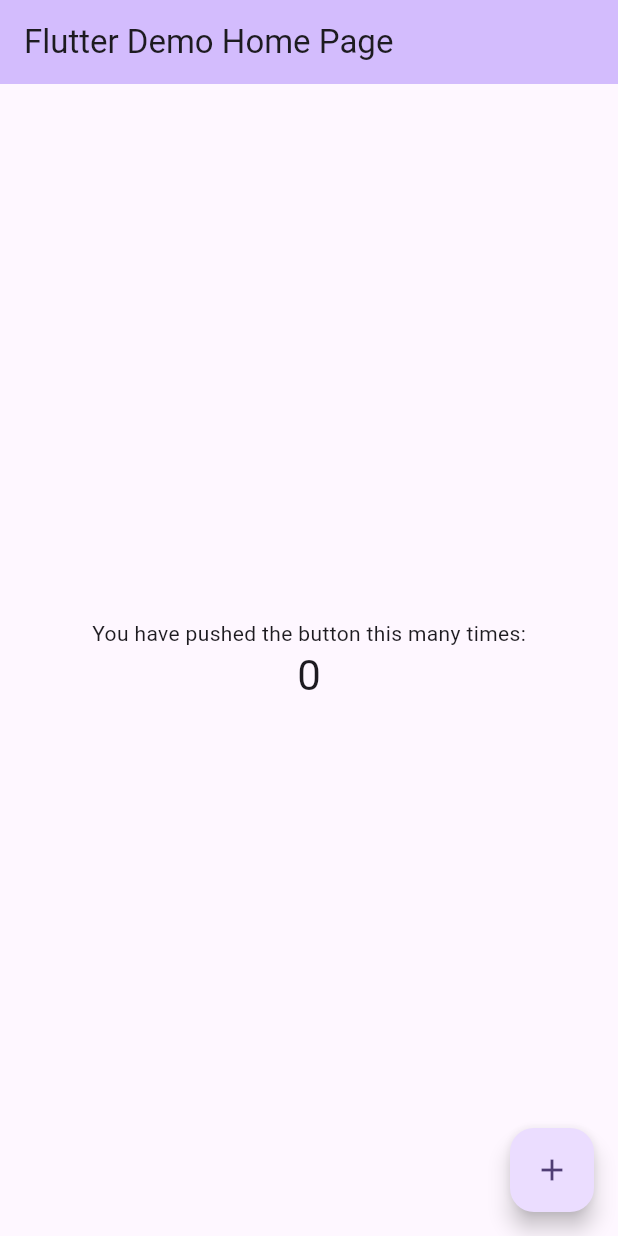
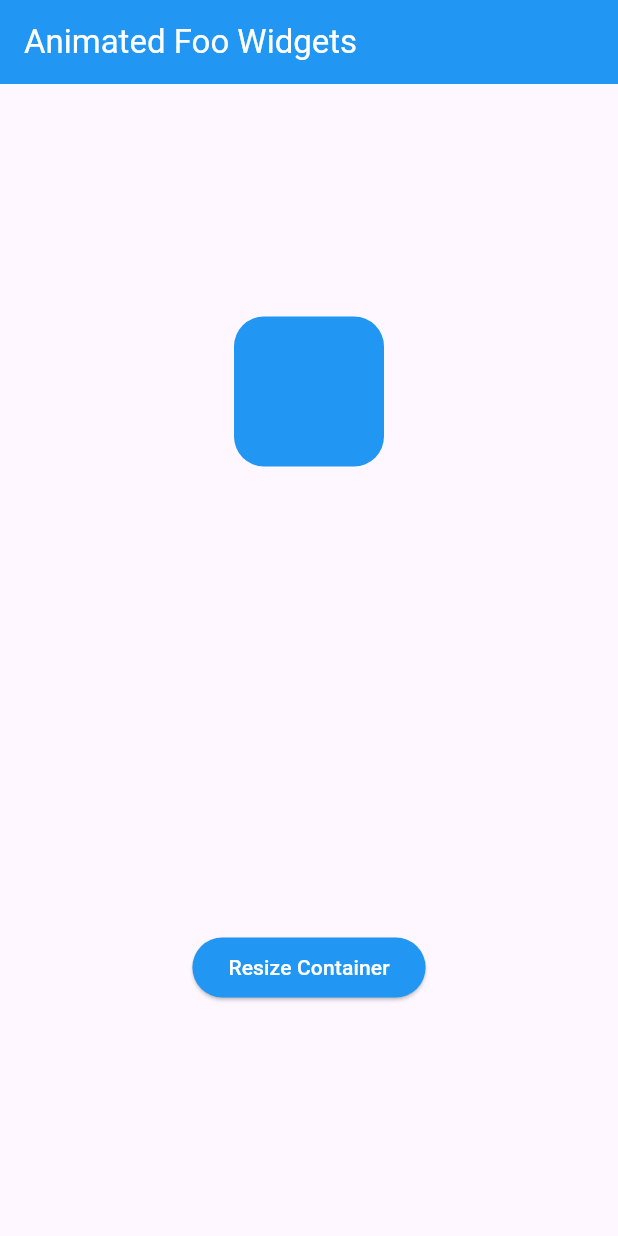
Before and after one commit to jafarMarouf50/flutter_animations, a Flutter app: the screen it shows after launch, on a phone screen of 412 x 824 dp. Run offline on Flutter 3.47's test engine with Material 3 defaults, Android fonts, the phone set to English and light mode, and no system bars.

Commit message:
build animation container using animation Foo Widgets

```diff
--- /dev/null
+++ b/lib/home_view.dart
@@ -0,0 +1,54 @@
+import 'package:flutter/material.dart';
+
+class HomeView extends StatefulWidget {
+  const HomeView({super.key});
+
+  @override
+  State<HomeView> createState() => _HomeViewState();
+}
+
+class _HomeViewState extends State<HomeView> {
+  double _area = 100;
+
+  @override
+  Widget build(BuildContext context) {
+    return Scaffold(
+      appBar: AppBar(
+        title: Text(
+          'Animated Foo Widgets',
+          style: TextStyle(color: Colors.white),
+        ),
+        backgroundColor: Colors.blue,
+      ),
+      body: Center(
+        child: Column(
+          mainAxisAlignment: MainAxisAlignment.spaceAround,
+          children: [_animatedContainer(),_resizeContainerButton()],
+        ),
+      ),
+    );
+  }
+
+  Widget _animatedContainer() {
+    return AnimatedContainer(
+      duration: Duration(seconds: 2),
+      width: _area,
+      height: _area,
+      decoration: BoxDecoration(
+        borderRadius: BorderRadius.circular(20),
+        color: Colors.blue,
+      ),
+    );
+  }
+
+  Widget _resizeContainerButton() {
+    return ElevatedButton(
+      style: ElevatedButton.styleFrom(backgroundColor: Colors.blue),
+      onPressed: () {
+        _area = _area == 200 ? 150 : 200;
+        setState(() {});
+      },
+      child: Text("Resize Container", style: TextStyle(color: Colors.white)),
+    );
+  }
+}
--- a/lib/main.dart
+++ b/lib/main.dart
@@ -1,4 +1,5 @@
 import 'package:flutter/material.dart';
+import 'package:flutter_animation/home_view.dart';
 
 void main() {
   runApp(const MyApp());
@@ -7,116 +8,11 @@ void main() {
 class MyApp extends StatelessWidget {
   const MyApp({super.key});
 
-  // This widget is the root of your application.
   @override
   Widget build(BuildContext context) {
     return MaterialApp(
-      title: 'Flutter Demo',
-      theme: ThemeData(
-        // This is the theme of your application.
-        //
-        // TRY THIS: Try running your application with "flutter run". You'll see
-        // the application has a purple toolbar. Then, without quitting the app,
-        // try changing the seedColor in the colorScheme below to Colors.green
-        // and then invoke "hot reload" (save your changes or press the "hot
-        // reload" button in a Flutter-supported IDE, or press "r" if you used
-        // the command line to start the app).
-        //
-        // Notice that the counter didn't reset back to zero; the application
-        // state is not lost during the reload. To reset the state, use hot
-        // restart instead.
-        //
-        // This works for code too, not just values: Most code changes can be
-        // tested with just a hot reload.
-        colorScheme: ColorScheme.fromSeed(seedColor: Colors.deepPurple),
-      ),
-      home: const MyHomePage(title: 'Flutter Demo Home Page'),
+      debugShowCheckedModeBanner: false,
+      home: const HomeView(),
     );
   }
 }
-
-class MyHomePage extends StatefulWidget {
-  const MyHomePage({super.key, required this.title});
-
-  // This widget is the home page of your application. It is stateful, meaning
-  // that it has a State object (defined below) that contains fields that affect
-  // how it looks.
-
-  // This class is the configuration for the state. It holds the values (in this
-  // case the title) provided by the parent (in this case the App widget) and
-  // used by the build method of the State. Fields in a Widget subclass are
-  // always marked "final".
-
-  final String title;
-
-  @override
-  State<MyHomePage> createState() => _MyHomePageState();
-}
-
-class _MyHomePageState extends State<MyHomePage> {
-  int _counter = 0;
-
-  void _incrementCounter() {
-    setState(() {
-      // This call to setState tells the Flutter framework that something has
-      // changed in this State, which causes it to rerun the build method below
-      // so that the display can reflect the updated values. If we changed
-      // _counter without calling setState(), then the build method would not be
-      // called again, and so nothing would appear to happen.
-      _counter++;
-    });
-  }
-
-  @override
-  Widget build(BuildContext context) {
-    // This method is rerun every time setState is called, for instance as done
-    // by the _incrementCounter method above.
-    //
-    // The Flutter framework has been optimized to make rerunning build methods
-    // fast, so that you can just rebuild anything that needs updating rather
-    // than having to individually change instances of widgets.
-    return Scaffold(
-      appBar: AppBar(
-        // TRY THIS: Try changing the color here to a specific color (to
-        // Colors.amber, perhaps?) and trigger a hot reload to see the AppBar
-        // change color while the other colors stay the same.
-        backgroundColor: Theme.of(context).colorScheme.inversePrimary,
-        // Here we take the value from the MyHomePage object that was created by
-        // the App.build method, and use it to set our appbar title.
-        title: Text(widget.title),
-      ),
-      body: Center(
-        // Center is a layout widget. It takes a single child and positions it
-        // in the middle of the parent.
-        child: Column(
-          // Column is also a layout widget. It takes a list of children and
-          // arranges them vertically. By default, it sizes itself to fit its
-          // children horizontally, and tries to be as tall as its parent.
-          //
-          // Column has various properties to control how it sizes itself and
-          // how it positions its children. Here we use mainAxisAlignment to
-          // center the children vertically; the main axis here is the vertical
-          // axis because Columns are vertical (the cross axis would be
-          // horizontal).
-          //
-          // TRY THIS: Invoke "debug painting" (choose the "Toggle Debug Paint"
-          // action in the IDE, or press "p" in the console), to see the
-          // wireframe for each widget.
-          mainAxisAlignment: MainAxisAlignment.center,
-          children: <Widget>[
-            const Text('You have pushed the button this many times:'),
-            Text(
-              '$_counter',
-              style: Theme.of(context).textTheme.headlineMedium,
-            ),
-          ],
-        ),
-      ),
-      floatingActionButton: FloatingActionButton(
-        onPressed: _incrementCounter,
-        tooltip: 'Increment',
-        child: const Icon(Icons.add),
-      ), // This trailing comma makes auto-formatting nicer for build methods.
-    );
-  }
-}
```
Also changed, not shown: 1 other file.
